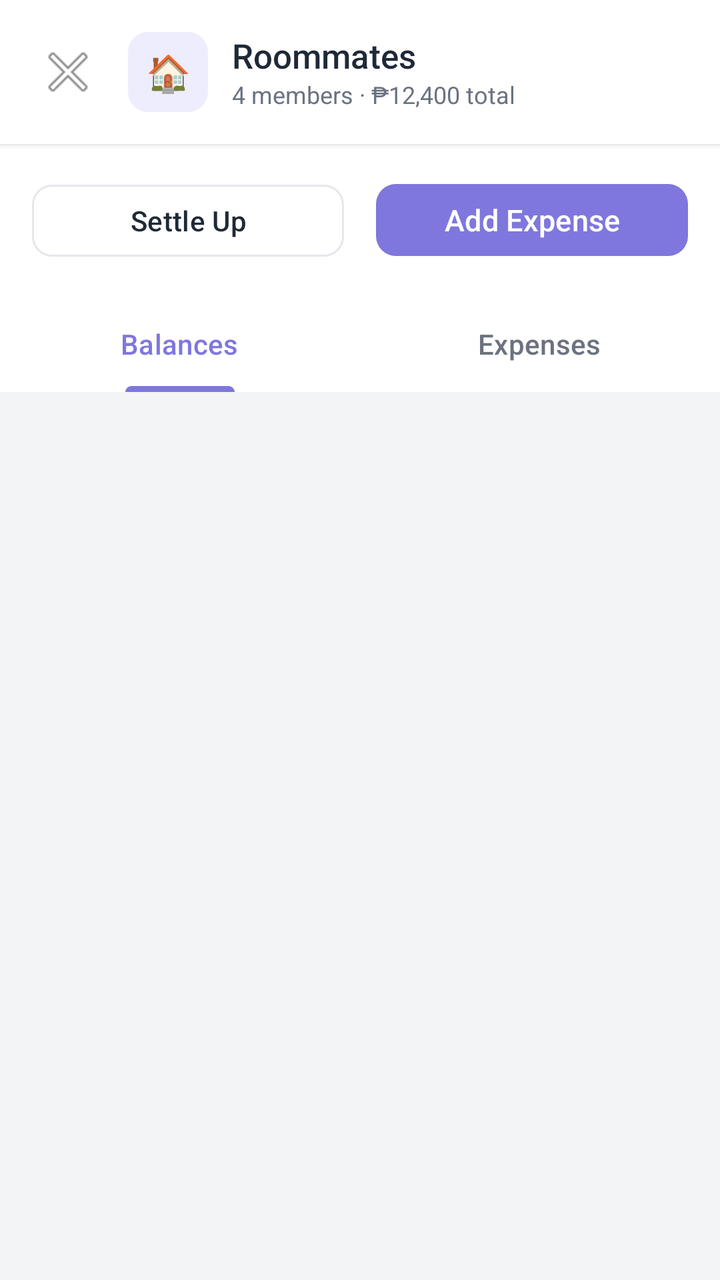
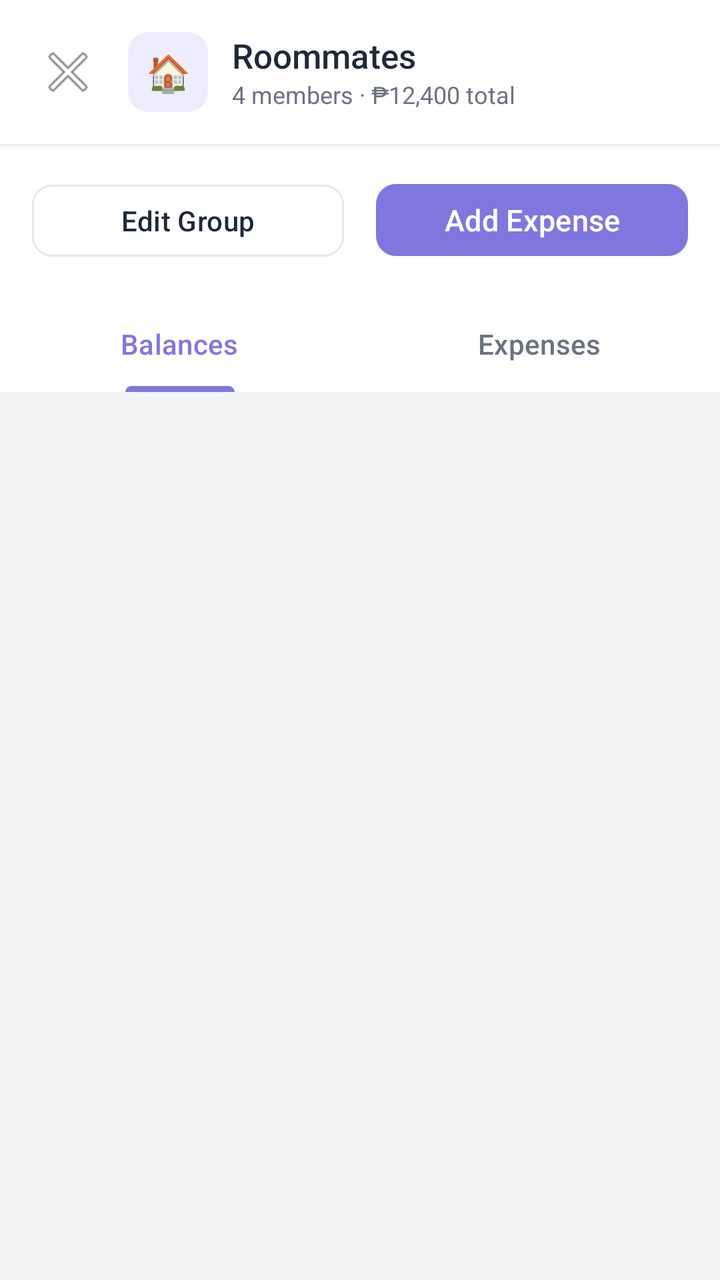

An Android layout rendered at two revisions. The XML below is the earlier revision; the diff shows what the commit changed to produce the second picture.
<!-- AndroidManifest.xml: application theme SplitShare -->
<!-- res/layout/activity_group_detail.xml -->
<?xml version="1.0" encoding="utf-8"?>
<LinearLayout xmlns:android="http://schemas.android.com/apk/res/android"
    xmlns:app="http://schemas.android.com/apk/res-auto"
    android:layout_width="match_parent"
    android:layout_height="match_parent"
    android:orientation="vertical"
    android:background="@color/background">

    
    <LinearLayout
        android:layout_width="match_parent"
        android:layout_height="wrap_content"
        android:background="@color/surface"
        android:orientation="horizontal"
        android:gravity="center_vertical"
        android:padding="16dp"
        android:elevation="2dp">

        <ImageButton
            android:id="@+id/btnBack"
            android:layout_width="36dp"
            android:layout_height="36dp"
            android:background="?attr/selectableItemBackgroundBorderless"
            android:src="@android:drawable/ic_menu_close_clear_cancel"
            android:contentDescription="Back"
            android:layout_marginEnd="12dp" />

        <TextView
            android:id="@+id/tvGroupEmoji"
            android:layout_width="40dp"
            android:layout_height="40dp"
            android:background="@drawable/bg_icon_container"
            android:text="🏠"
            android:textSize="18sp"
            android:gravity="center"
            android:layout_marginEnd="12dp" />

        <LinearLayout
            android:layout_width="0dp"
            android:layout_height="wrap_content"
            android:layout_weight="1"
            android:orientation="vertical">
            <TextView
                android:id="@+id/tvGroupName"
                android:layout_width="wrap_content"
                android:layout_height="wrap_content"
                android:text="Roommates"
                android:textSize="17sp"
                android:fontFamily="sans-serif-medium"
                android:textColor="@color/text_primary" />
            <TextView
                android:id="@+id/tvGroupMeta"
                android:layout_width="wrap_content"
                android:layout_height="wrap_content"
                android:text="4 members · ₱12,400 total"
                android:textSize="12sp"
                android:textColor="@color/text_secondary" />
        </LinearLayout>
    </LinearLayout>

    
    <LinearLayout
        android:layout_width="match_parent"
        android:layout_height="wrap_content"
        android:orientation="horizontal"
        android:padding="16dp"
        android:background="@color/surface">

        <com.google.android.material.button.MaterialButton
            android:id="@+id/btnSettleUp"
            style="@style/SplitShare.Button.Outline"
            android:layout_width="0dp"
            android:layout_height="44dp"
            android:layout_weight="1"
            android:text="@string/settle_up"
            android:layout_marginEnd="8dp" />

        <com.google.android.material.button.MaterialButton
            android:id="@+id/btnAddExpense"
            style="@style/SplitShare.Button.Primary"
            android:layout_width="0dp"
            android:layout_height="44dp"
            android:layout_weight="1"
            android:text="@string/add_expense"
            android:layout_marginStart="8dp" />
    </LinearLayout>

    
    <com.google.android.material.tabs.TabLayout
        android:id="@+id/tabLayout"
        android:layout_width="match_parent"
        android:layout_height="48dp"
        android:background="@color/surface"
        app:tabTextColor="@color/text_secondary"
        app:tabSelectedTextColor="@color/purple_primary"
        app:tabIndicatorColor="@color/purple_primary"
        app:tabMode="fixed"
        app:tabGravity="fill">
        <com.google.android.material.tabs.TabItem
            android:layout_width="wrap_content"
            android:layout_height="wrap_content"
            android:text="@string/balances" />
        <com.google.android.material.tabs.TabItem
            android:layout_width="wrap_content"
            android:layout_height="wrap_content"
            android:text="@string/expenses" />
    </com.google.android.material.tabs.TabLayout>

    
    <ScrollView
        android:layout_width="match_parent"
        android:layout_height="0dp"
        android:layout_weight="1">

        <LinearLayout
            android:layout_width="match_parent"
            android:layout_height="wrap_content"
            android:orientation="vertical"
            android:padding="16dp">

            
            <LinearLayout
                android:id="@+id/sectionBalances"
                android:layout_width="match_parent"
                android:layout_height="wrap_content"
                android:orientation="vertical">

                <com.google.android.material.card.MaterialCardView
                    android:layout_width="match_parent"
                    android:layout_height="wrap_content"
                    style="@style/SplitShare.Card"
                    android:layout_marginBottom="16dp">
                    <LinearLayout
                        android:id="@+id/llMembers"
                        android:layout_width="match_parent"
                        android:layout_height="wrap_content"
                        android:orientation="vertical" />
                </com.google.android.material.card.MaterialCardView>
            </LinearLayout>

            
            <LinearLayout
                android:id="@+id/sectionExpenses"
                android:layout_width="match_parent"
                android:layout_height="wrap_content"
                android:orientation="vertical"
                android:visibility="gone">

                <LinearLayout
                    android:id="@+id/llExpenses"
                    android:layout_width="match_parent"
                    android:layout_height="wrap_content"
                    android:orientation="vertical" />
            </LinearLayout>

        </LinearLayout>
    </ScrollView>

</LinearLayout>
<!-- resources referenced by this layout -->
<resources>
  <color name="background">#F3F4F6</color>
  <color name="purple_primary">#7F77DD</color>
  <color name="surface">#FFFFFF</color>
  <color name="text_primary">#1F2937</color>
  <color name="text_secondary">#6B7280</color>
  <!-- drawable bg_icon_container (drawable) -->
  <?xml version="1.0" encoding="utf-8"?>
  <shape xmlns:android="http://schemas.android.com/apk/res/android"
      android:shape="rectangle">
      <solid android:color="@color/purple_light" />
      <corners android:radius="10dp" />
  </shape>
  <string name="add_expense">Add Expense</string>
  <string name="balances">Balances</string>
  <string name="expenses">Expenses</string>
  <string name="settle_up">Settle Up</string>
  <style name="SplitShare.Button.Outline" parent="Widget.Material3.Button.OutlinedButton">
          <item name="strokeColor">@color/border</item>
          <item name="android:textColor">@color/text_primary</item>
          <item name="cornerRadius">10dp</item>
          <item name="android:textSize">14sp</item>
      </style>
  <style name="SplitShare.Button.Primary" parent="Widget.Material3.Button">
          <item name="backgroundTint">@color/purple_primary</item>
          <item name="android:textColor">@color/white</item>
          <item name="cornerRadius">10dp</item>
          <item name="android:textSize">15sp</item>
          <item name="android:fontFamily">sans-serif-medium</item>
      </style>
  <style name="SplitShare.Card" parent="Widget.Material3.CardView.Elevated">
          <item name="cardElevation">0dp</item>
          <item name="strokeWidth">1dp</item>
          <item name="strokeColor">@color/border</item>
          <item name="cardCornerRadius">12dp</item>
          <item name="cardBackgroundColor">@color/surface</item>
      </style>
  <style name="SplitShare" parent="Base.Theme.SplitShare" />
  <color name="purple_light">#EEEDFE</color>
  <color name="border">#E5E7EB</color>
  <color name="white">#FFFFFFFF</color>
  <style name="Base.Theme.SplitShare" parent="Theme.Material3.DayNight.NoActionBar">
          <item name="colorPrimary">@color/purple_primary</item>
          <item name="colorOnPrimary">@color/white</item>
          <item name="colorSecondary">@color/purple_medium</item>
          <item name="colorSurface">@color/surface</item>
          <item name="android:colorBackground">@color/background</item>
          <item name="android:windowBackground">@color/background</item>
          <item name="android:statusBarColor">@color/surface</item>
          <item name="android:windowLightStatusBar" tools:targetApi="23">true</item>
      </style>
  <color name="purple_medium">#AFA9EC</color>
</resources>

<!-- the commit's change to res/layout/activity_group_detail.xml (unified diff, before → after) -->
@@ -66,13 +66,35 @@
         android:padding="16dp"
         android:background="@color/surface">
 
+        <TextView
+            android:id="@+id/tvGroupLoading"
+            android:layout_width="wrap_content"
+            android:layout_height="wrap_content"
+            android:text="Loading group…"
+            android:textSize="12sp"
+            android:textColor="@color/text_secondary"
+            android:layout_gravity="center_vertical"
+            android:layout_marginEnd="12dp"
+            android:visibility="gone" />
+
+        <TextView
+            android:id="@+id/tvGroupError"
+            android:layout_width="0dp"
+            android:layout_height="wrap_content"
+            android:layout_weight="1"
+            android:textColor="@color/red_owe"
+            android:textSize="12sp"
+            android:visibility="gone"
+            android:layout_gravity="center_vertical"
+            android:layout_marginEnd="12dp" />
+
         <com.google.android.material.button.MaterialButton
-            android:id="@+id/btnSettleUp"
+            android:id="@+id/btnEditGroup"
             style="@style/SplitShare.Button.Outline"
             android:layout_width="0dp"
             android:layout_height="44dp"
             android:layout_weight="1"
-            android:text="@string/settle_up"
+            android:text="Edit Group"
             android:layout_marginEnd="8dp" />
 
         <com.google.android.material.button.MaterialButton
<!-- resource entries referenced after the edit -->
@@ -2,6 +2,7 @@
 <resources>
   <color name="background">#F3F4F6</color>
   <color name="purple_primary">#7F77DD</color>
+  <color name="red_owe">#D85A30</color>
   <color name="surface">#FFFFFF</color>
   <color name="text_primary">#1F2937</color>
   <color name="text_secondary">#6B7280</color>
@@ -15,7 +16,6 @@
   <string name="add_expense">Add Expense</string>
   <string name="balances">Balances</string>
   <string name="expenses">Expenses</string>
-  <string name="settle_up">Settle Up</string>
   <style name="SplitShare.Button.Outline" parent="Widget.Material3.Button.OutlinedButton">
           <item name="strokeColor">@color/border</item>
           <item name="android:textColor">@color/text_primary</item>
